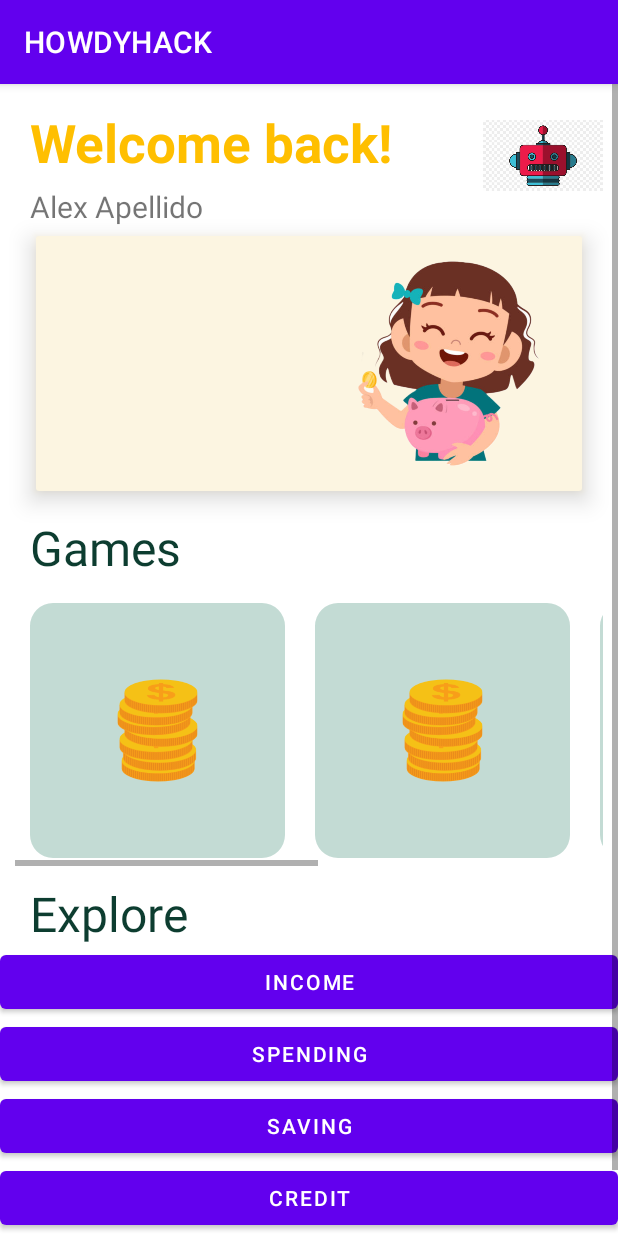
After one commit to jaresinunez/HOWDYHACK, an Android app: the DashboardActivity screen opened directly, with no data from a screen before it, on a phone screen of 412 x 824 dp. The commit adds this screen. Run offline under Robolectric (Android 15) with nearby library versions, the phone set to English and light mode, and no system bars.

Commit message:
Initial Dashboard Skeleton

```diff
--- /dev/null
+++ b/app/src/main/java/com/jaam/howdyhack/DashboardActivity.kt
@@ -0,0 +1,11 @@
+package com.jaam.howdyhack
+
+import androidx.appcompat.app.AppCompatActivity
+import android.os.Bundle
+
+class DashboardActivity : AppCompatActivity() {
+    override fun onCreate(savedInstanceState: Bundle?) {
+        super.onCreate(savedInstanceState)
+        setContentView(R.layout.activity_dashboard)
+    }
+}
--- a/app/src/main/java/com/jaam/howdyhack/SpashScreenActivity.kt
+++ b/app/src/main/java/com/jaam/howdyhack/SpashScreenActivity.kt
@@ -19,7 +19,7 @@ class SpashScreenActivity : AppCompatActivity() {
         setContentView(R.layout.activity_spash_screen)
         handler=Handler()
         handler.postDelayed({
-            val i = Intent(this, MainActivity::class.java)
+            val i = Intent(this, DashboardActivity::class.java)
             startActivity(i)
             finish()
         }, 3500)
--- /dev/null
+++ b/app/src/main/res/layout-v28/activity_dashboard.xml
@@ -0,0 +1,157 @@
+<?xml version="1.0" encoding="utf-8"?>
+<androidx.constraintlayout.widget.ConstraintLayout xmlns:android="http://schemas.android.com/apk/res/android"
+    xmlns:app="http://schemas.android.com/apk/res-auto"
+    xmlns:tools="http://schemas.android.com/tools"
+    android:layout_width="match_parent"
+    android:layout_height="match_parent"
+    tools:context=".DashboardActivity">
+    <ScrollView
+        android:layout_width="match_parent"
+        android:layout_height="wrap_content"
+        app:layout_constraintTop_toTopOf="parent"
+        app:layout_constraintStart_toStartOf="parent"
+        app:layout_constraintEnd_toEndOf="parent">
+        <LinearLayout
+            android:layout_width="match_parent"
+            android:layout_height="wrap_content"
+            android:orientation="vertical">
+
+            <LinearLayout
+                android:layout_width="match_parent"
+                android:layout_height="wrap_content"
+                android:orientation="horizontal">
+                <LinearLayout
+                    android:layout_width="wrap_content"
+                    android:layout_height="wrap_content"
+                    android:orientation="vertical">
+                    <TextView
+                        android:layout_width="wrap_content"
+                        android:layout_height="wrap_content"
+                        android:text="@string/welcome_back"
+                        android:textStyle="bold"
+                        android:layout_marginTop="15sp"
+                        android:layout_marginStart="20sp"
+                        android:textColor="@color/yellow"
+                        android:textSize="35sp"/>
+                    <TextView
+                        android:layout_width="wrap_content"
+                        android:layout_height="wrap_content"
+                        android:textSize="20sp"
+                        android:layout_marginStart="20sp"
+                        android:layout_marginTop="5sp"
+                        android:text="Alex Apellido"
+                        />
+                </LinearLayout>
+
+                <ImageView
+                    android:layout_marginStart="60sp"
+                    android:layout_width="80sp"
+                    android:layout_height="match_parent"
+                    android:src="@drawable/pfp"
+                    android:layout_gravity="end"
+                    />
+            </LinearLayout>
+
+            <ImageButton
+                android:layout_width="match_parent"
+                android:layout_height="182sp"
+                android:text="Lesson 2"
+                android:textColor="@color/black"
+                android:backgroundTint="@color/light_yellow"
+                android:scaleType="fitEnd"
+                android:textColorHighlight="@color/light_yellow"
+                android:layout_marginHorizontal="20sp"
+                android:src="@drawable/gitl_with_coin"
+                android:outlineAmbientShadowColor="@color/yellow"
+                android:elevation="10sp"
+                android:textAlignment="textStart"
+                />
+            <TextView
+                android:layout_width="wrap_content"
+                android:layout_height="wrap_content"
+                android:layout_marginTop="10sp"
+                android:layout_marginStart="20sp"
+                android:text="@string/games"
+                android:textColor="@color/dark_green"
+                android:textSize="32sp"/>
+
+            <HorizontalScrollView
+                android:layout_width="wrap_content"
+                android:layout_height="175sp"
+                android:paddingHorizontal="10sp"
+                android:layout_marginTop="15sp"
+                >
+                <LinearLayout
+                    android:layout_width="wrap_content"
+                    android:layout_height="match_parent"
+                    android:layout_marginHorizontal="10sp">
+                    <com.google.android.material.imageview.ShapeableImageView
+                        android:layout_width="170sp"
+                        android:layout_height="170sp"
+                        tools:background="@color/black"
+                        app:shapeAppearanceOverlay="@style/ImageView.Corner"
+                        android:src="@drawable/game_placeholder"/>
+                    <com.google.android.material.imageview.ShapeableImageView
+                        android:layout_width="170sp"
+                        android:layout_height="170sp"
+                        android:layout_marginStart="20sp"
+                        tools:background="@color/black"
+                        app:shapeAppearanceOverlay="@style/ImageView.Corner"
+                        android:src="@drawable/game_placeholder"/>
+                    <com.google.android.material.imageview.ShapeableImageView
+                        android:layout_width="170sp"
+                        android:layout_height="170sp"
+                        android:layout_marginStart="20sp"
+                        tools:background="@color/black"
+                        app:shapeAppearanceOverlay="@style/ImageView.Corner"
+                        android:src="@drawable/game_placeholder"/>
+                    <com.google.android.material.imageview.ShapeableImageView
+                        android:layout_width="170sp"
+                        android:layout_height="170sp"
+                        android:layout_marginStart="20sp"
+                        android:layout_marginEnd="40sp"
+                        tools:background="@color/black"
+                        app:shapeAppearanceOverlay="@style/ImageView.Corner"
+                        android:src="@drawable/game_placeholder"/>
+                </LinearLayout>
+            </HorizontalScrollView>
+
+            <TextView
+                android:layout_width="wrap_content"
+                android:layout_height="wrap_content"
+                android:layout_marginTop="10sp"
+                android:layout_marginStart="20sp"
+                android:text="@string/explore"
+                android:textColor="@color/dark_green"
+                android:textSize="32sp"/>
+
+            <Button
+                android:id="@+id/incomeButton"
+                android:layout_width="match_parent"
+                android:layout_height="wrap_content"
+                android:text="Income"/>
+            <Button
+                android:id="@+id/spendingButton"
+                android:layout_width="match_parent"
+                android:layout_height="wrap_content"
+                android:text="Spending"/>
+            <Button
+                android:id="@+id/savingButton"
+                android:layout_width="match_parent"
+                android:layout_height="wrap_content"
+                android:text="Saving"/>
+            <Button
+                android:id="@+id/creditButton"
+                android:layout_width="match_parent"
+                android:layout_height="wrap_content"
+                android:text="Credit"/>
+            <Button
+            android:id="@+id/govAssistanceButton"
+            android:layout_width="match_parent"
+            android:layout_height="wrap_content"
+                android:text="Government Help"/>
+
+        </LinearLayout>
+    </ScrollView>
+
+</androidx.constraintlayout.widget.ConstraintLayout>
--- /dev/null
+++ b/app/src/main/res/layout/activity_dashboard.xml
@@ -0,0 +1,157 @@
+<?xml version="1.0" encoding="utf-8"?>
+<androidx.constraintlayout.widget.ConstraintLayout xmlns:android="http://schemas.android.com/apk/res/android"
+    xmlns:app="http://schemas.android.com/apk/res-auto"
+    xmlns:tools="http://schemas.android.com/tools"
+    android:layout_width="match_parent"
+    android:layout_height="match_parent"
+    tools:context=".DashboardActivity">
+    <ScrollView
+        android:layout_width="match_parent"
+        android:layout_height="wrap_content"
+        app:layout_constraintTop_toTopOf="parent"
+        app:layout_constraintStart_toStartOf="parent"
+        app:layout_constraintEnd_toEndOf="parent">
+        <LinearLayout
+            android:layout_width="match_parent"
+            android:layout_height="wrap_content"
+            android:orientation="vertical">
+
+            <LinearLayout
+                android:layout_width="match_parent"
+                android:layout_height="wrap_content"
+                android:orientation="horizontal">
+                <LinearLayout
+                    android:layout_width="wrap_content"
+                    android:layout_height="wrap_content"
+                    android:orientation="vertical">
+                    <TextView
+                        android:layout_width="wrap_content"
+                        android:layout_height="wrap_content"
+                        android:text="@string/welcome_back"
+                        android:textStyle="bold"
+                        android:layout_marginTop="15sp"
+                        android:layout_marginStart="20sp"
+                        android:textColor="@color/yellow"
+                        android:textSize="35sp"/>
+                    <TextView
+                        android:layout_width="wrap_content"
+                        android:layout_height="wrap_content"
+                        android:textSize="20sp"
+                        android:layout_marginStart="20sp"
+                        android:layout_marginTop="5sp"
+                        android:text="Alex Apellido"
+                        />
+                </LinearLayout>
+
+                <ImageView
+                    android:layout_marginStart="60sp"
+                    android:layout_width="80sp"
+                    android:layout_height="match_parent"
+                    android:src="@drawable/pfp"
+                    android:layout_gravity="end"
+                    />
+            </LinearLayout>
+
+            <ImageButton
+                android:layout_width="match_parent"
+                android:layout_height="182sp"
+                android:text="Lesson 2"
+                android:textColor="@color/black"
+                android:backgroundTint="@color/light_yellow"
+                android:scaleType="fitEnd"
+                android:textColorHighlight="@color/light_yellow"
+                android:layout_marginHorizontal="20sp"
+                android:src="@drawable/gitl_with_coin"
+                android:outlineAmbientShadowColor="@color/yellow"
+                android:elevation="10sp"
+                android:textAlignment="textStart"
+                />
+            <TextView
+                android:layout_width="wrap_content"
+                android:layout_height="wrap_content"
+                android:layout_marginTop="10sp"
+                android:layout_marginStart="20sp"
+                android:text="@string/games"
+                android:textColor="@color/dark_green"
+                android:textSize="32sp"/>
+
+            <HorizontalScrollView
+                android:layout_width="wrap_content"
+                android:layout_height="175sp"
+                android:paddingHorizontal="10sp"
+                android:layout_marginTop="15sp"
+                >
+                <LinearLayout
+                    android:layout_width="wrap_content"
+                    android:layout_height="match_parent"
+                    android:layout_marginHorizontal="10sp">
+                    <com.google.android.material.imageview.ShapeableImageView
+                        android:layout_width="170sp"
+                        android:layout_height="170sp"
+                        tools:background="@color/black"
+                        app:shapeAppearanceOverlay="@style/ImageView.Corner"
+                        android:src="@drawable/game_placeholder"/>
+                    <com.google.android.material.imageview.ShapeableImageView
+                        android:layout_width="170sp"
+                        android:layout_height="170sp"
+                        android:layout_marginStart="20sp"
+                        tools:background="@color/black"
+                        app:shapeAppearanceOverlay="@style/ImageView.Corner"
+                        android:src="@drawable/game_placeholder"/>
+                    <com.google.android.material.imageview.ShapeableImageView
+                        android:layout_width="170sp"
+                        android:layout_height="170sp"
+                        android:layout_marginStart="20sp"
+                        tools:background="@color/black"
+                        app:shapeAppearanceOverlay="@style/ImageView.Corner"
+                        android:src="@drawable/game_placeholder"/>
+                    <com.google.android.material.imageview.ShapeableImageView
+                        android:layout_width="170sp"
+                        android:layout_height="170sp"
+                        android:layout_marginStart="20sp"
+                        android:layout_marginEnd="40sp"
+                        tools:background="@color/black"
+                        app:shapeAppearanceOverlay="@style/ImageView.Corner"
+                        android:src="@drawable/game_placeholder"/>
+                </LinearLayout>
+            </HorizontalScrollView>
+
+            <TextView
+                android:layout_width="wrap_content"
+                android:layout_height="wrap_content"
+                android:layout_marginTop="10sp"
+                android:layout_marginStart="20sp"
+                android:text="@string/explore"
+                android:textColor="@color/dark_green"
+                android:textSize="32sp"/>
+
+            <Button
+                android:id="@+id/incomeButton"
+                android:layout_width="match_parent"
+                android:layout_height="wrap_content"
+                android:text="Income"/>
+            <Button
+                android:id="@+id/spendingButton"
+                android:layout_width="match_parent"
+                android:layout_height="wrap_content"
+                android:text="Spending"/>
+            <Button
+                android:id="@+id/savingButton"
+                android:layout_width="match_parent"
+                android:layout_height="wrap_content"
+                android:text="Saving"/>
+            <Button
+                android:id="@+id/creditButton"
+                android:layout_width="match_parent"
+                android:layout_height="wrap_content"
+                android:text="Credit"/>
+            <Button
+                android:id="@+id/govAssistanceButton"
+                android:layout_width="match_parent"
+                android:layout_height="wrap_content"
+                android:text="Government Help"/>
+
+        </LinearLayout>
+    </ScrollView>
+
+</androidx.constraintlayout.widget.ConstraintLayout>
--- a/app/src/main/res/layout/activity_spash_screen.xml
+++ b/app/src/main/res/layout/activity_spash_screen.xml
@@ -5,7 +5,7 @@
     android:layout_width="match_parent"
     android:layout_height="match_parent"
     android:background="@color/white"
-    tools:context=".SpashScreenActivity">
+    tools:context=".SplashScreenActivity">
 
     <ImageView
         android:layout_width="wrap_content"
--- a/app/src/main/res/values/colors.xml
+++ b/app/src/main/res/values/colors.xml
@@ -9,4 +9,6 @@
     <color name="white">#FFFFFFFF</color>
     <color name="green">#178768</color>
     <color name="dark_green">#0D3D30</color>
+    <color name="yellow">#FFBF00</color>
+    <color name="light_yellow">#fcf5e1</color>
 </resources>
--- a/app/src/main/res/values/strings.xml
+++ b/app/src/main/res/values/strings.xml
@@ -10,4 +10,8 @@
     <string name="hello_first_fragment">Hello first fragment</string>
     <string name="hello_second_fragment">Hello second fragment. Arg: %1$s</string>
     <string name="developed_by_jaam">Developed by JAAM</string>
+    <string name="continue_text">Continue . . .</string>
+    <string name="games">Games</string>
+    <string name="welcome_back">Welcome back!</string>
+    <string name="explore">Explore</string>
 </resources>
--- a/app/src/main/res/values/themes.xml
+++ b/app/src/main/res/values/themes.xml
@@ -24,6 +24,14 @@
         <item name="colorPrimaryDark">@color/green</item>
     </style>
 
+    <style name="ImageView.Corner" parent="">
+        <item name="cornerSizeTopRight">15dp</item>
+        <item name="cornerSizeTopLeft">15dp</item>
+        <item name="cornerSizeBottomLeft">15dp</item>
+        <item name="cornerSizeBottomRight">15dp</item>
+        <item name="cornerFamily">rounded</item>
+    </style>
+
     <style name="Theme.HOWDYHACK.AppBarOverlay" parent="ThemeOverlay.AppCompat.Dark.ActionBar" />
 
     <style name="Theme.HOWDYHACK.PopupOverlay" parent="ThemeOverlay.AppCompat.Light" />
```
Also changed, not shown: app/src/main/AndroidManifest.xml (+10 -2 lines), app/src/main/res/drawable/game_placeholder.png (added), app/src/main/res/drawable/gitl_with_coin.png (added), app/src/main/res/drawable/pfp.png (added).
